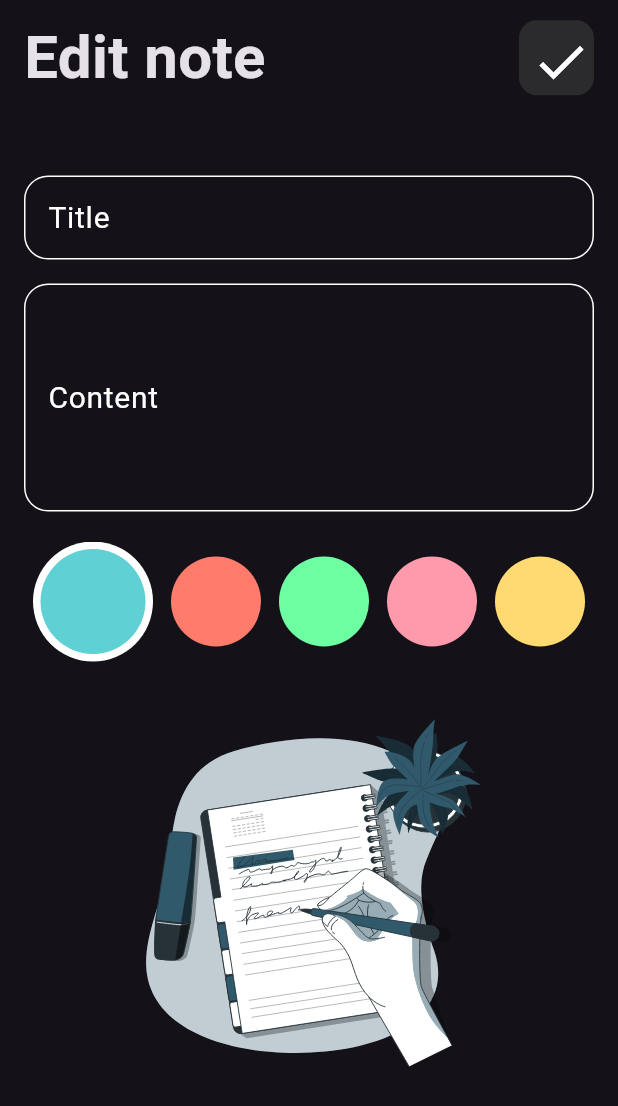
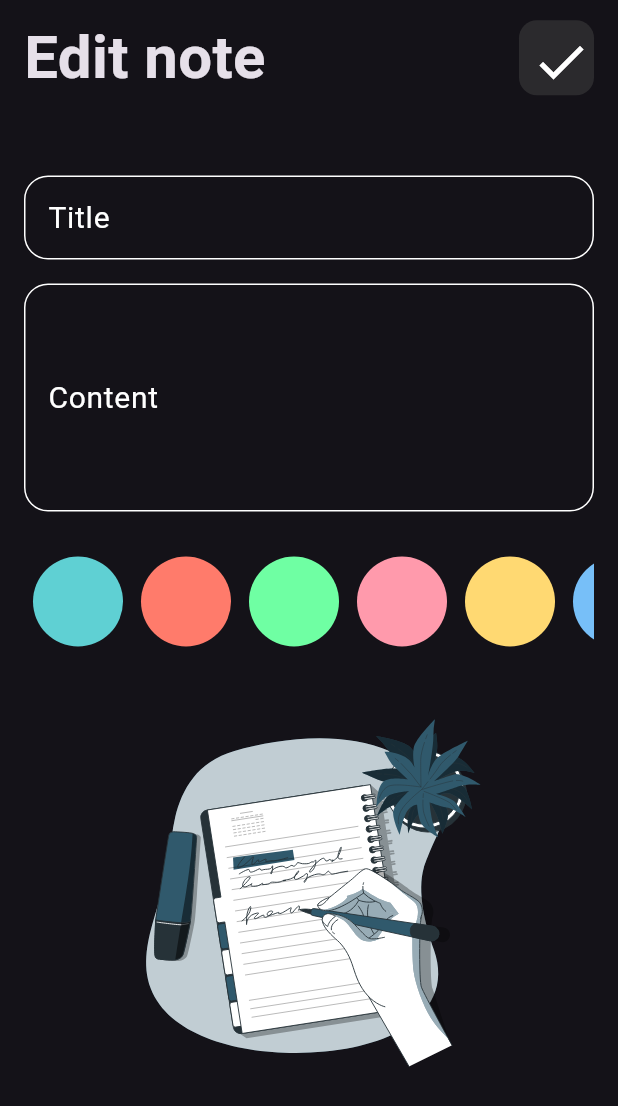
Before and after one commit to Ali-Ahmad-0/notes-app, a Flutter app: the EditNoteview screen opened directly with empty values, on a phone screen of 412 x 824 dp. Shown: the top 1106 px of the screen. Run offline on Flutter 3.47's test engine with Material 3 defaults, Android fonts, the phone set to English and light mode, and no system bars; our stand-ins replace bloc, flutter_bloc, flutter_svg, font_awesome_flutter, hive, hive_flutter; accounts and stored records are empty; Roboto replaces fonts that are missing (Times, times).

```diff
--- a/lib/Views/edit_note.dart
+++ b/lib/Views/edit_note.dart
@@ -1,8 +1,10 @@
 import 'package:flutter/material.dart';
 import 'package:flutter_bloc/flutter_bloc.dart';
 import 'package:flutter_svg/flutter_svg.dart';
+import 'package:notes_app/constants.dart';
 import 'package:notes_app/cubits/notes_cubit/notes_cubit.dart';
 import 'package:notes_app/models/note_model.dart';
+import 'package:notes_app/widgets/color_item.dart' show Color_item;
 import 'package:notes_app/widgets/colors_list.dart';
 import 'package:notes_app/widgets/customAppBar.dart';
 import 'package:notes_app/widgets/custom_Text_Field.dart';
@@ -67,7 +69,9 @@
             SizedBox(
               height: 20,
             ),
-            Colors_list(),
+            EditNoteColor(
+              noteModel: widget.noteModel,
+            ),
             SvgPicture.asset(
               height: 300,
               'Assets/images/note.svg',
@@ -78,3 +82,47 @@
     );
   }
 }
+
+class EditNoteColor extends StatefulWidget {
+  final NoteModel noteModel;
+  const EditNoteColor({super.key, required this.noteModel});
+
+  @override
+  State<EditNoteColor> createState() => _EditNoteColorState();
+}
+
+class _EditNoteColorState extends State<EditNoteColor> {
+  late int currentIndex;
+  @override
+  void initState() {
+    // TODO: implement initState
+    currentIndex = kcolorsList.indexOf(Color(widget.noteModel.color));
+    super.initState();
+  }
+
+  @override
+  Widget build(BuildContext context) {
+    return SizedBox(
+      height: 80,
+      child: ListView.builder(
+          itemCount: kcolorsList.length,
+          scrollDirection: Axis.horizontal,
+          itemBuilder: (context, index) {
+            return GestureDetector(
+              onTap: () {
+                widget.noteModel.color = kcolorsList[index].value;
+                currentIndex = index;
+                setState(() {});
+              },
+              child: Padding(
+                padding: const EdgeInsets.symmetric(horizontal: 6),
+                child: Color_item(
+                  isActivated: currentIndex == index,
+                  colorItem: kcolorsList[index],
+                ),
+              ),
+            );
+          }),
+    );
+  }
+}
--- a/lib/constants.dart
+++ b/lib/constants.dart
@@ -2,3 +2,12 @@
 
 const kPrimaryColor = Color(0xff40C4FF);
 const kNoteBox = 'note_box';
+const kcolorsList = [
+    Color(0xff5FD0D3),
+    Color(0xffFF7B6B),
+    Color(0xff6FFFA3),
+    Color(0xffFF9AAC),
+    Color(0xffFFD972),
+    Color(0xff77BFF8),
+    Color(0xffD6A4FF),
+  ];
--- a/lib/widgets/colors_list.dart
+++ b/lib/widgets/colors_list.dart
@@ -1,42 +1,34 @@
 import 'package:flutter/material.dart' show StatelessWidget;
 import 'package:flutter/widgets.dart';
 import 'package:flutter_bloc/flutter_bloc.dart';
+import 'package:notes_app/constants.dart';
 import 'package:notes_app/cubits/add_note_cubit/add_note_cubit.dart';
 import 'package:notes_app/widgets/add_form_field.dart';
 import 'package:notes_app/widgets/color_item.dart';
 
 class Colors_list extends StatefulWidget {
-  const Colors_list({
-    super.key,
-  });
+
+  const Colors_list({super.key,});
 
   @override
   State<Colors_list> createState() => _Colors_listState();
 }
 
 class _Colors_listState extends State<Colors_list> {
-  List<Color> colorsList = [
-    Color(0xff5FD0D3),
-    Color(0xffFF7B6B),
-    Color(0xff6FFFA3),
-    Color(0xffFF9AAC),
-    Color(0xffFFD972),
-    Color(0xff77BFF8),
-    Color(0xffD6A4FF),
-  ];
+
   int currentIndex = 0;
   @override
   Widget build(BuildContext context) {
     return SizedBox(
       height: 80,
       child: ListView.builder(
-          itemCount: colorsList.length,
+          itemCount: kcolorsList.length,
           scrollDirection: Axis.horizontal,
           itemBuilder: (context, index) {
             return GestureDetector(
               onTap: () {
                 BlocProvider.of<AddNoteCubit>(context).noteColor =
-                    colorsList[index];
+                    kcolorsList[index];
                 currentIndex = index;
                 setState(() {});
               },
@@ -44,7 +36,7 @@
                 padding: const EdgeInsets.symmetric(horizontal: 6),
                 child: Color_item(
                   isActivated: currentIndex == index,
-                  colorItem: colorsList[index],
+                  colorItem: kcolorsList[index],
                 ),
               ),
             );
```
Also changed, not shown: lib/Views/notes_view.dart (+69 -6 lines), lib/widgets/Note_Card.dart (+13 -4 lines).
